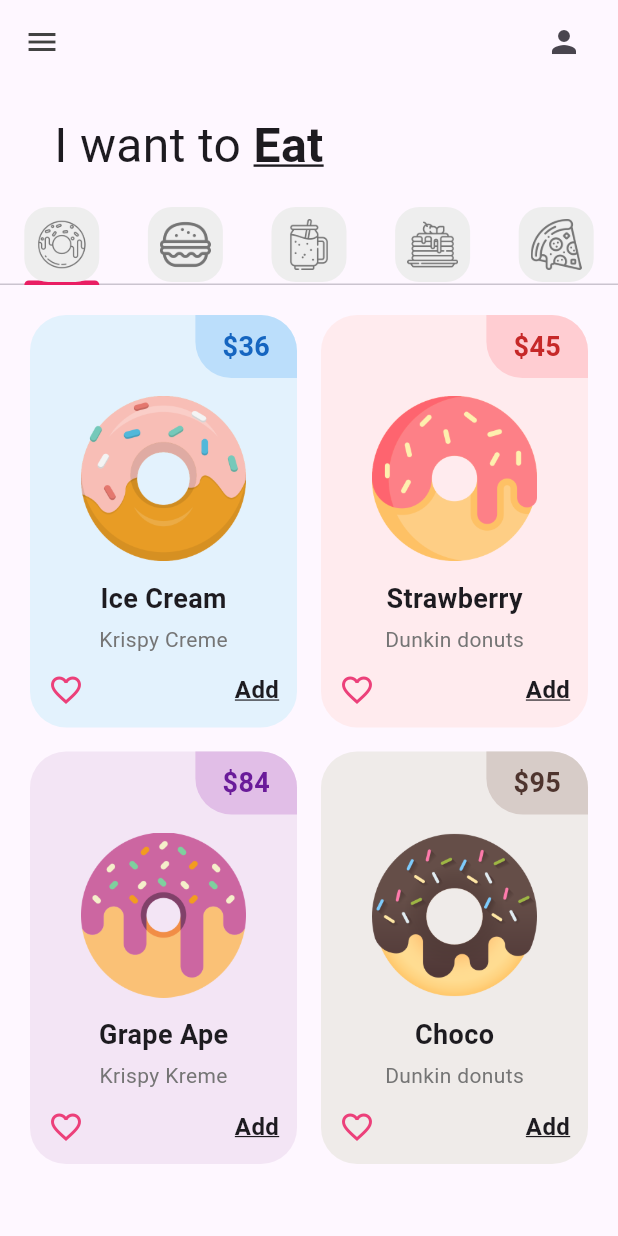
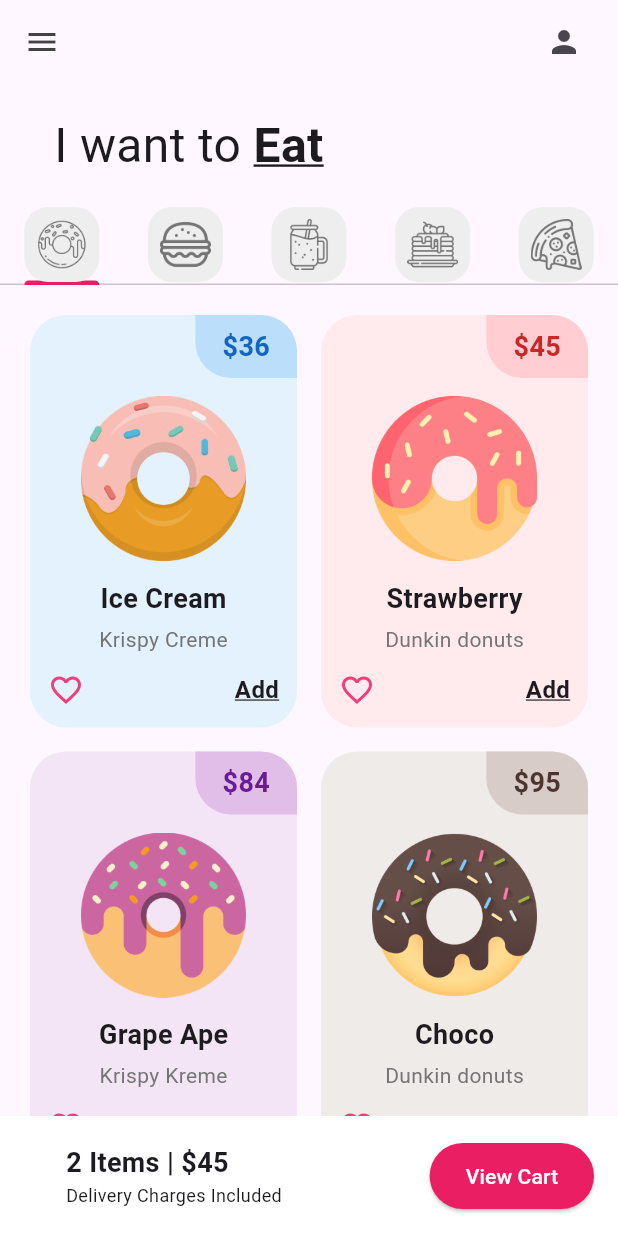
Before and after one commit to CarlosPoxtan08/donut_app_2a_poxtan, a Flutter app: the screen it shows after launch, on a phone screen of 412 x 824 dp. Run offline on Flutter 3.47's test engine with Material 3 defaults, Android fonts, the phone set to English and light mode, and no system bars.

Commit message:
UI finished

```diff
--- a/lib/pages/home_page.dart
+++ b/lib/pages/home_page.dart
@@ -85,8 +85,44 @@
                   PancakesTab(),
                   PizzaTab(),
                 ],
-              ))
+              )),
               //Carrito
+              Container(
+                color: Colors.white,
+                padding: const EdgeInsets.all(16),
+                child: Row(
+                    mainAxisAlignment: MainAxisAlignment.spaceBetween,
+                    children: [
+                      const Padding(
+                        padding: EdgeInsets.only(left: 28),
+                        child: Column(
+                          //Alinear a la izquierda(horizontal)
+                          crossAxisAlignment: CrossAxisAlignment.start,
+                          children: [
+                            Text(
+                              '2 Items | \$45',
+                              style: TextStyle(
+                                  fontSize: 18, fontWeight: FontWeight.bold),
+                            ),
+                            Text(
+                              'Delivery Charges Included',
+                              style: TextStyle(fontSize: 12),
+                            )
+                          ],
+                        ),
+                      ),
+                      ElevatedButton(
+                          onPressed: () {},
+                          style: ElevatedButton.styleFrom(
+                              backgroundColor: Colors.pink,
+                              padding: const EdgeInsets.symmetric(
+                                  horizontal: 24, vertical: 12)),
+                          child: const Text(
+                            'View Cart',
+                            style: TextStyle(color: Colors.white),
+                          ))
+                    ]),
+              )
             ],
           )),
     );
```
